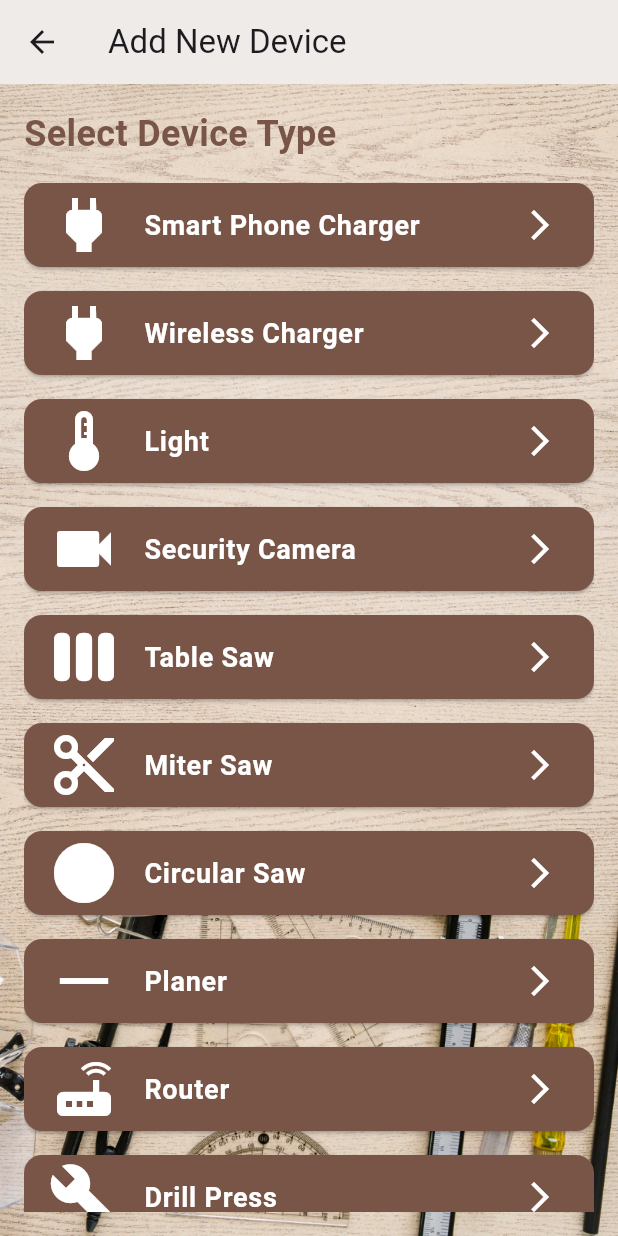
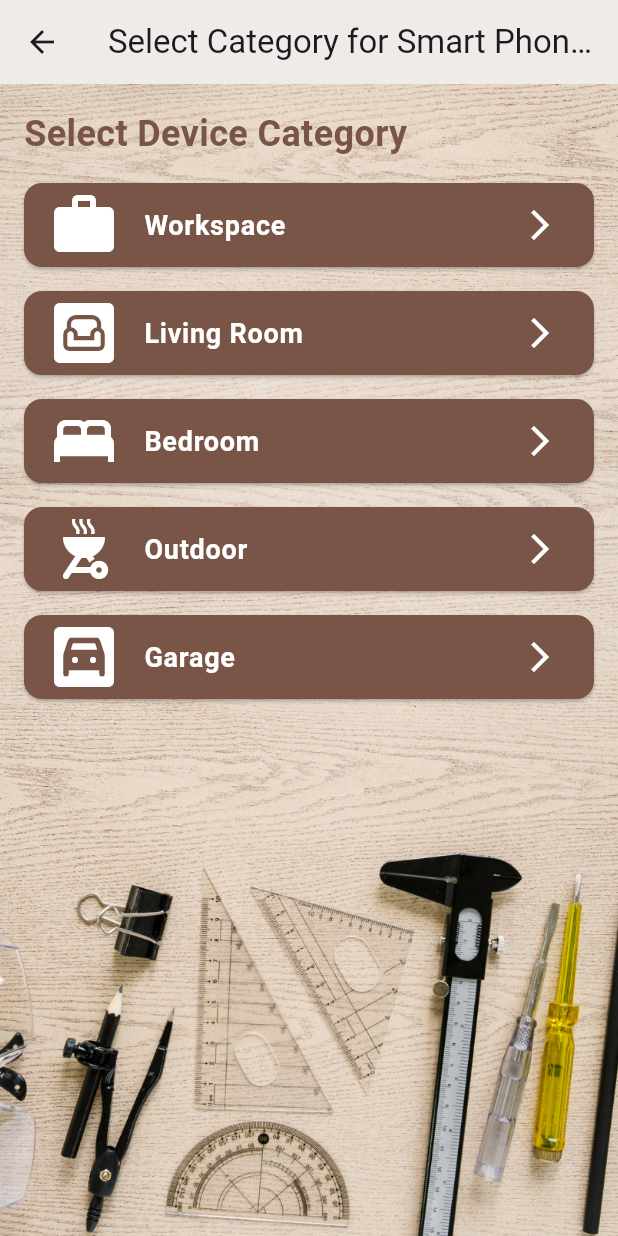
Before and after one commit to abdabkim/Smart-Workbench-App, a Flutter app: the AddDevicesScreen screen opened directly, after a tap on "Smart Phone Charger", on a phone screen of 412 x 824 dp. Run offline on Flutter 3.47's test engine with Material 3 defaults, Android fonts, the phone set to English and light mode, and no system bars; our stand-ins replace shared_preferences; accounts and stored records are empty.

Commit message:
Added the device category screen and device status screen and also updated the add device screen to navigate to the screens

```diff
--- a/lib/screens/adddevicesscreen.dart
+++ b/lib/screens/adddevicesscreen.dart
@@ -1,4 +1,5 @@
 import 'package:flutter/material.dart';
+import 'package:smart_workbench_app/screens/devicecategoryscreen.dart';
 import 'package:smart_workbench_app/widget/devicetypecard.dart';
 
 class AddDevicesScreen extends StatelessWidget {
@@ -42,7 +43,12 @@ class AddDevicesScreen extends StatelessWidget {
                         title: 'Smart Phone Charger',
                         icon: Icons.power,
                         onTap: () {
-                          // Navigate to Smart Plug setup
+                          Navigator.push(
+                            context,
+                            MaterialPageRoute(
+                              builder: (context) => DeviceCategoryScreen(deviceType: 'Smart Phone Charger'),
+                            ),
+                          ); // Navigate to Smart Plug setup
                         },
                         backgroundColor: Colors.brown,
                         textColor: Colors.white,
--- /dev/null
+++ b/lib/screens/devicecategoryscreen.dart
@@ -0,0 +1,99 @@
+import 'package:flutter/material.dart';
+import 'package:smart_workbench_app/widget/devicetypecard.dart';
+import 'package:smart_workbench_app/screens/device_status_screen.dart';
+
+class DeviceCategoryScreen extends StatelessWidget {
+  final String deviceType;
+
+  const DeviceCategoryScreen({Key? key, required this.deviceType}) : super(key: key);
+
+  @override
+  Widget build(BuildContext context) {
+    return Scaffold(
+      appBar: AppBar(
+        title: Text('Select Category for $deviceType'),
+        backgroundColor: Colors.brown.shade50,
+      ),
+      body: Stack(
+        children: [
+          Image.asset(
+            'assets/bg.jpg',
+            fit: BoxFit.cover,
+            width: double.infinity,
+            height: double.infinity,
+          ),
+          Padding(
+            padding: const EdgeInsets.all(16.0),
+            child: Column(
+              crossAxisAlignment: CrossAxisAlignment.start,
+              children: [
+                const Text(
+                  'Select Device Category',
+                  style: TextStyle(
+                    fontSize: 24,
+                    fontWeight: FontWeight.bold,
+                    color: Colors.brown,
+                  ),
+                ),
+                const SizedBox(height: 16),
+                Expanded(
+                  child: ListView(
+                    children: [
+                      DeviceTypeCard(
+                        title: 'Workspace',
+                        icon: Icons.work,
+                        onTap: () => _navigateToDeviceStatus(context, 'Workspace'),
+                        backgroundColor: Colors.brown,
+                        textColor: Colors.white,
+                      ),
+                      DeviceTypeCard(
+                        title: 'Living Room',
+                        icon: Icons.living,
+                        onTap: () => _navigateToDeviceStatus(context, 'Living Room'),
+                        backgroundColor: Colors.brown,
+                        textColor: Colors.white,
+                      ),
+                      DeviceTypeCard(
+                        title: 'Bedroom',
+                        icon: Icons.bed,
+                        onTap: () => _navigateToDeviceStatus(context, 'Bedroom'),
+                        backgroundColor: Colors.brown,
+                        textColor: Colors.white,
+                      ),
+                      DeviceTypeCard(
+                        title: 'Outdoor',
+                        icon: Icons.outdoor_grill,
+                        onTap: () => _navigateToDeviceStatus(context, 'Outdoor'),
+                        backgroundColor: Colors.brown,
+                        textColor: Colors.white,
+                      ),
+                      DeviceTypeCard(
+                        title: 'Garage',
+                        icon: Icons.garage,
+                        onTap: () => _navigateToDeviceStatus(context, 'Garage'),
+                        backgroundColor: Colors.brown,
+                        textColor: Colors.white,
+                      ),
+                    ],
+                  ),
+                ),
+              ],
+            ),
+          ),
+        ],
+      ),
+    );
+  }
+
+  void _navigateToDeviceStatus(BuildContext context, String category) {
+    Navigator.push(
+      context,
+      MaterialPageRoute(
+        builder: (context) => DeviceStatusScreen(
+          deviceType: deviceType,
+          category: category,
+        ),
+      ),
+    );
+  }
+}
```
Also changed, not shown: lib/screens/device_status_screen.dart (added, +73 -0 lines).
